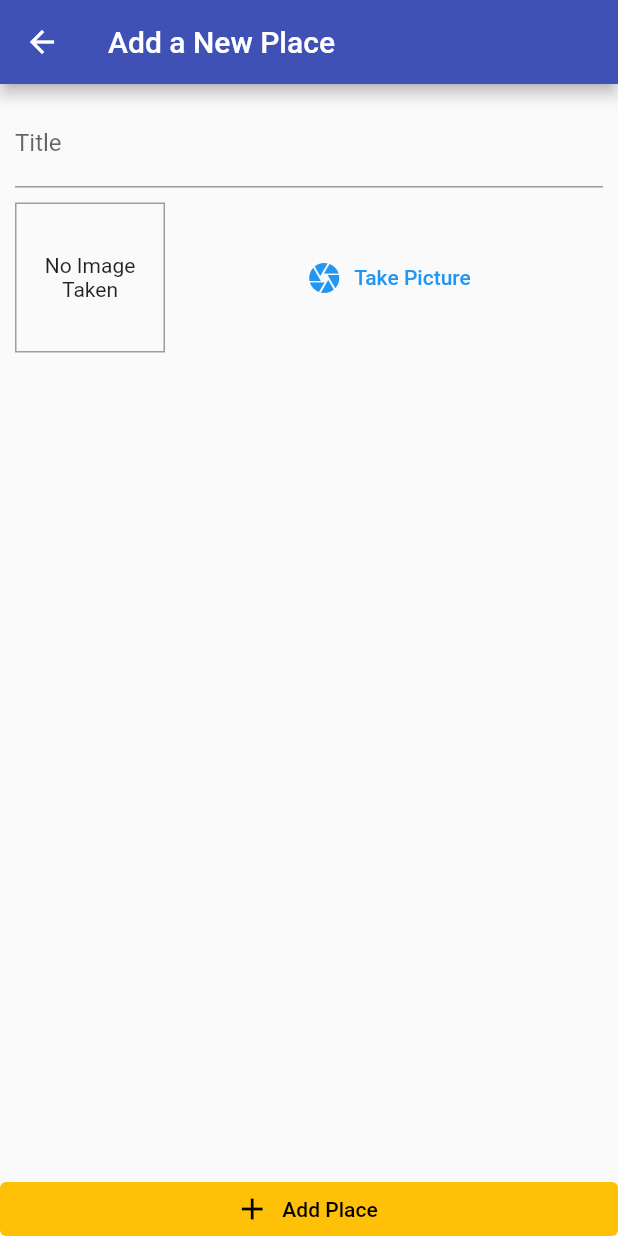
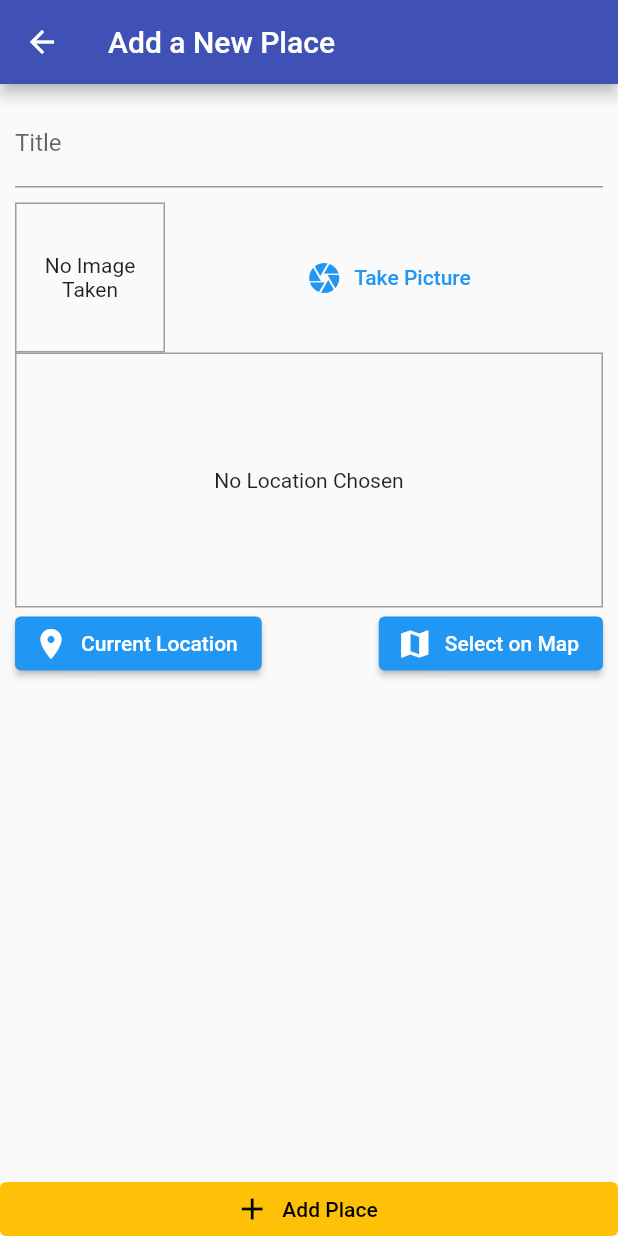
Before and after one commit to Nobi1202/Great-Places-App, a Flutter app: the AddPlaceScreen screen opened by its route, on a phone screen of 412 x 824 dp. Run offline on Flutter 3.47's test engine with Material 2 defaults, Android fonts, the phone set to English and light mode, and no system bars; our stand-ins replace image_picker, location, sqflite; accounts and stored records are empty.

Commit message:
update: current location

```diff
--- a/lib/screens/add_place_screen.dart
+++ b/lib/screens/add_place_screen.dart
@@ -3,6 +3,7 @@ import 'dart:io';
 import 'package:flutter/material.dart';
 import 'package:great_places_app/providers/great_place.dart';
 import 'package:great_places_app/widgets/image_input.dart';
+import 'package:great_places_app/widgets/location_input.dart';
 import 'package:provider/provider.dart';
 
 class AddPlaceScreen extends StatefulWidget {
@@ -56,6 +57,7 @@ class _AddPlaceScreenState extends State<AddPlaceScreen> {
                       height: 10,
                     ),
                     ImageInput(onSelectImage: _selectImage),
+                    const LocationInput(),
                   ],
                 ),
               ),
--- a/lib/widgets/location_input.dart
+++ b/lib/widgets/location_input.dart
@@ -1,5 +1,6 @@
 import 'package:flutter/cupertino.dart';
 import 'package:flutter/material.dart';
+import 'package:location/location.dart';
 
 class LocationInput extends StatefulWidget {
   const LocationInput({Key? key}) : super(key: key);
@@ -11,6 +12,12 @@ class LocationInput extends StatefulWidget {
 class _LocationInputState extends State<LocationInput> {
    String? _previewImageUrl;
 
+   Future<void> _getCurrentUserLocation() async {
+     final locData = await Location().getLocation();
+     print(locData.latitude);
+     print(locData.longitude);
+   }
+
   @override
   Widget build(BuildContext context) {
     return Column(
@@ -18,10 +25,14 @@ class _LocationInputState extends State<LocationInput> {
         Container(
           height: 170,
           width: double.infinity,
-          child: _previewImageUrl != null
-              ? const Text(
+          decoration: BoxDecoration(
+            border: Border.all(width: 1, color: Colors.grey),
+          ),
+          child: _previewImageUrl != ''
+              ? const Center(
+                child: Text(
                     "No Location Chosen",
-                  textAlign: TextAlign.center,
+                  ),
               )
               : Image.network(
                   _previewImageUrl!,
@@ -29,18 +40,26 @@ class _LocationInputState extends State<LocationInput> {
                   width: double.infinity,
                 ),
         ),
+        Row(
+          children: [
             ElevatedButton.icon(
-          onPressed: () {},
+              onPressed: _getCurrentUserLocation,
               icon: const Icon(Icons.location_on),
               label: const Text('Current Location'),
+              style: ElevatedButton.styleFrom(
+                primary: Theme.of(context).primaryColor,
               ),
+            ),
+            const Spacer(),
             ElevatedButton.icon(
               onPressed: () {},
               icon: const Icon(Icons.map),
               label: const Text('Select on Map'),
               style: ElevatedButton.styleFrom(
-            onPrimary: Theme.of(context).primaryColor,
+                primary: Theme.of(context).primaryColor,
               ),
+            ),
+          ],
         ),
       ],
     );
```
Also changed, not shown: 1 other file. Lines whose indentation alone changed are shown as unchanged.
